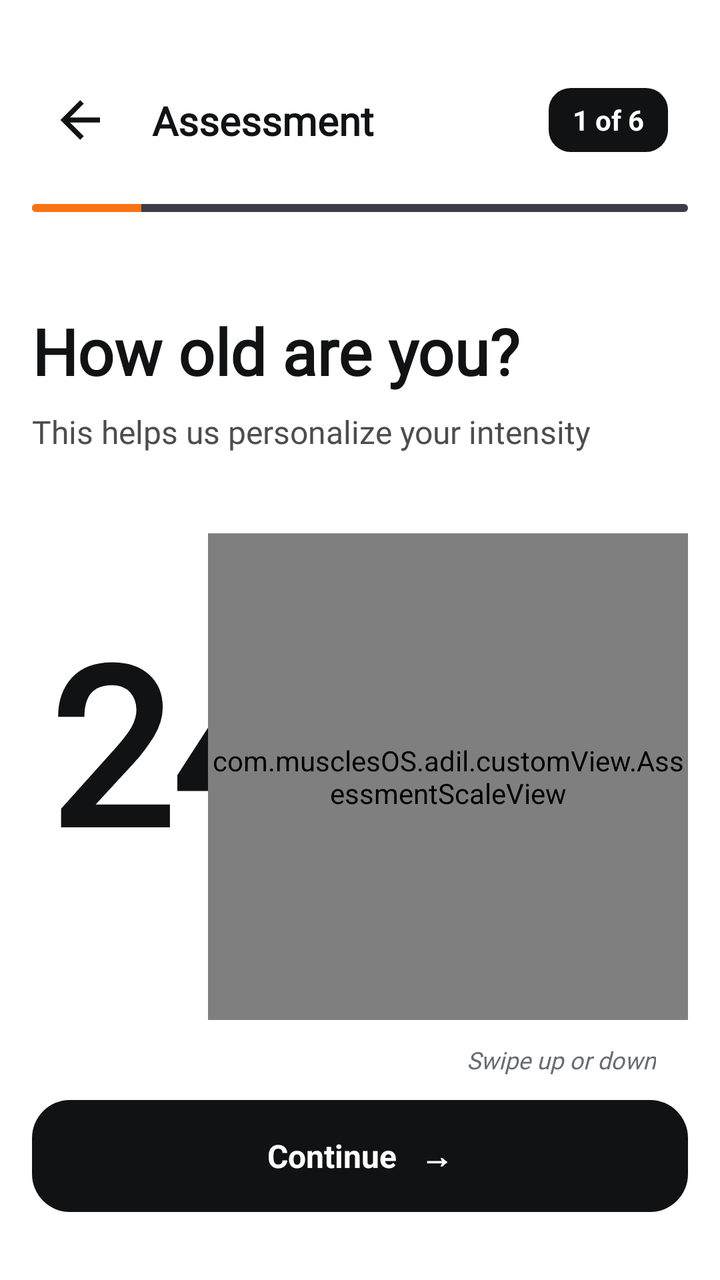
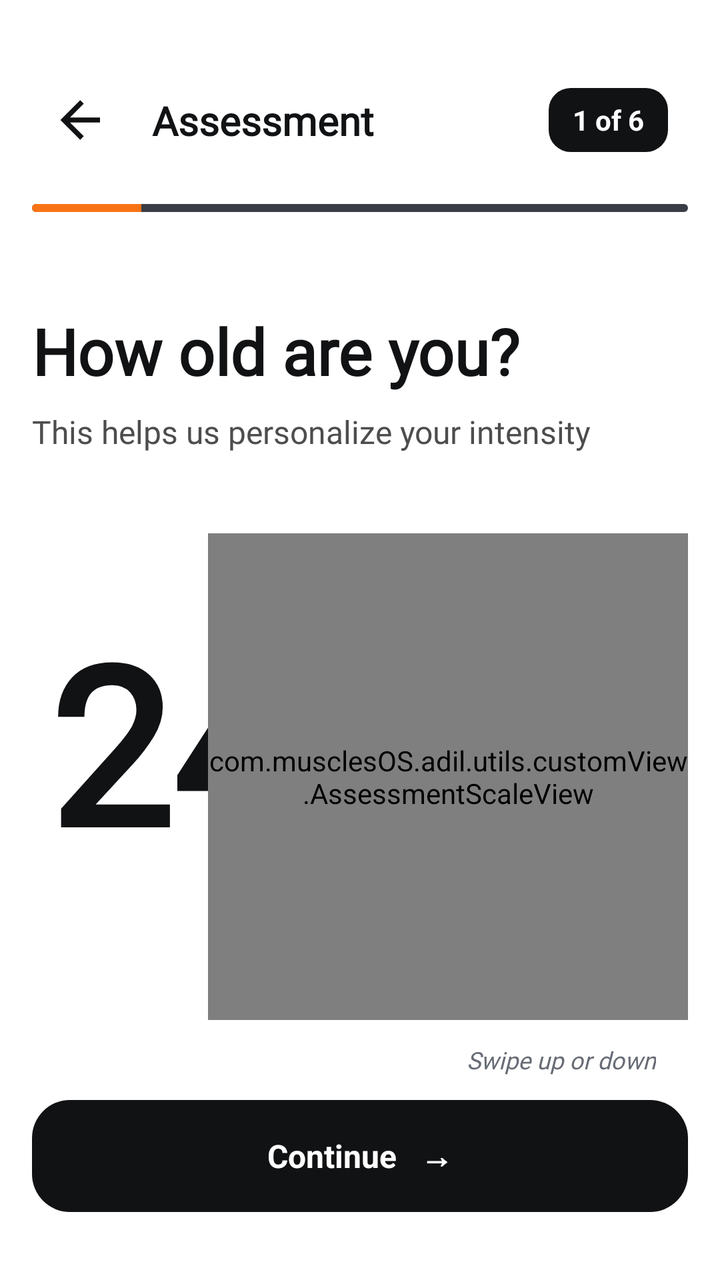

Two renders of the same Android screen: before a commit and after it. Below are the layout's source before the change and the commit's diff.
<!-- AndroidManifest.xml: application theme Theme.MuscleOS -->
<!-- res/layout/fragment_age.xml -->
<?xml version="1.0" encoding="utf-8"?>
<androidx.constraintlayout.widget.ConstraintLayout xmlns:android="http://schemas.android.com/apk/res/android"
    xmlns:app="http://schemas.android.com/apk/res-auto"
    android:layout_width="match_parent"
    android:layout_height="match_parent"
    android:background="@color/bg_main"
    android:paddingHorizontal="16dp">

    <include
        android:id="@+id/header"
        layout="@layout/onboarding_measurement_header" />

    <TextView
        android:id="@+id/title"
        android:layout_width="0dp"
        android:layout_height="wrap_content"
        android:layout_marginTop="32dp"
        android:fontFamily="@font/work_sans"
        android:text="How old are you?"
        android:textColor="@color/text_main"
        android:textSize="32sp"
        android:textStyle="bold"
        app:layout_constraintEnd_toEndOf="parent"
        app:layout_constraintStart_toStartOf="parent"
        app:layout_constraintTop_toBottomOf="@id/header" />

    <TextView
        android:id="@+id/subtitle"
        android:layout_width="0dp"
        android:layout_height="wrap_content"
        android:layout_marginTop="8dp"
        android:fontFamily="@font/work_sans"
        android:text="This helps us personalize your intensity"
        android:textColor="@color/text_sub"
        android:textSize="16sp"
        app:layout_constraintEnd_toEndOf="parent"
        app:layout_constraintStart_toStartOf="parent"
        app:layout_constraintTop_toBottomOf="@id/title" />

    <LinearLayout
        android:id="@+id/ageDisplayContainer"
        android:layout_width="wrap_content"
        android:layout_height="wrap_content"
        android:layout_marginStart="8dp"
        android:gravity="bottom"
        android:orientation="horizontal"
        app:layout_constraintBottom_toTopOf="@id/button3"
        app:layout_constraintStart_toStartOf="parent"
        app:layout_constraintTop_toBottomOf="@id/subtitle"
        app:layout_constraintVertical_bias="0.45">

        <TextView
            android:id="@+id/ageValue"
            android:layout_width="wrap_content"
            android:layout_height="wrap_content"
            android:fontFamily="@font/work_sans"
            android:includeFontPadding="false"
            android:text="24"
            android:textColor="@color/text_main"
            android:textSize="110sp"
            android:textStyle="bold" />

        <TextView
            android:layout_width="wrap_content"
            android:layout_height="wrap_content"
            android:layout_marginStart="8dp"
            android:layout_marginBottom="24dp"
            android:fontFamily="@font/work_sans"
            android:includeFontPadding="false"
            android:text="Years"
            android:textColor="@color/orange_primary"
            android:textSize="22sp"
            android:textStyle="bold" />

    </LinearLayout>

    <com.musclesOS.adil.customView.AssessmentScaleView
        android:id="@+id/ageScale"
        android:layout_width="240dp"
        android:layout_height="0dp"
        android:layout_marginTop="40dp"
        android:layout_marginBottom="40dp"
        app:layout_constraintBottom_toTopOf="@id/button3"
        app:layout_constraintEnd_toEndOf="parent"
        app:layout_constraintTop_toBottomOf="@id/subtitle" />

    <TextView
        android:id="@+id/hint"
        android:layout_width="wrap_content"
        android:layout_height="wrap_content"
        android:layout_marginEnd="16dp"
        android:layout_marginBottom="12dp"
        android:fontFamily="@font/work_sans"
        android:text="Swipe up or down"
        android:textColor="@color/text_hint"
        android:textSize="12sp"
        android:textStyle="italic"
        app:layout_constraintBottom_toTopOf="@id/button3"
        app:layout_constraintEnd_toEndOf="@id/ageScale" />

    <TextView
        android:id="@+id/button3"
        android:layout_width="0dp"
        android:layout_height="56dp"
        android:layout_marginBottom="34dp"
        android:background="@drawable/bg_onboarding_button"
        android:gravity="center"
        android:text="Continue   →"
        android:textColor="@color/white"
        android:textSize="16sp"
        android:textStyle="bold"
        app:layout_constraintBottom_toBottomOf="parent"
        app:layout_constraintEnd_toEndOf="parent"
        app:layout_constraintStart_toStartOf="parent" />
</androidx.constraintlayout.widget.ConstraintLayout>
<!-- res/layout/onboarding_measurement_header.xml (included above) -->
<?xml version="1.0" encoding="utf-8"?>
<androidx.constraintlayout.widget.ConstraintLayout xmlns:android="http://schemas.android.com/apk/res/android"
    xmlns:app="http://schemas.android.com/apk/res-auto"
    android:layout_width="match_parent"
    android:layout_height="wrap_content"
    android:paddingBottom="16dp">

    <ImageButton
        android:id="@+id/backButton"
        android:layout_width="48dp"
        android:layout_height="48dp"
        android:layout_marginTop="36dp"
        android:background="@android:color/transparent"
        android:contentDescription="Back"
        android:padding="10dp"
        android:rotation="180"
        android:src="@drawable/ic_arrow_right"
        app:layout_constraintStart_toStartOf="parent"
        app:layout_constraintTop_toTopOf="parent"
        app:tint="@color/text_main" />

    <TextView
        android:id="@+id/assessmentTitle"
        android:layout_width="wrap_content"
        android:layout_height="wrap_content"
        android:layout_marginStart="12dp"
        android:fontFamily="@font/work_sans"
        android:text="Assessment"
        android:textColor="@color/text_main"
        android:textSize="20sp"
        android:textStyle="bold"
        app:layout_constraintBottom_toBottomOf="@id/backButton"
        app:layout_constraintStart_toEndOf="@id/backButton"
        app:layout_constraintTop_toTopOf="@id/backButton" />


    <TextView
        android:id="@+id/progressTag"
        android:layout_width="wrap_content"
        android:layout_height="32dp"
        android:background="@drawable/bg_onboarding_tag"
        android:gravity="center"
        android:paddingHorizontal="12dp"
        android:text="1 of 6"
        android:layout_marginEnd="10dp"
        android:textColor="@color/tag_text"
        android:textSize="14sp"
        android:textStyle="bold"
        app:layout_constraintBottom_toBottomOf="@id/backButton"
        app:layout_constraintEnd_toEndOf="parent"
        app:layout_constraintTop_toTopOf="@id/backButton" />

    
    <ProgressBar
        android:id="@+id/progressBar"
        style="@android:style/Widget.ProgressBar.Horizontal"
        android:layout_width="0dp"
        android:layout_height="4dp"
        android:layout_marginTop="18dp"
        android:max="600"
        android:progress="100"
        android:progressDrawable="@drawable/bg_onboarding_progress"
        app:layout_constraintEnd_toEndOf="parent"
        app:layout_constraintStart_toStartOf="parent"
        app:layout_constraintTop_toBottomOf="@id/backButton" />

</androidx.constraintlayout.widget.ConstraintLayout>
<!-- resources referenced by this layout -->
<resources>
  <color name="bg_main">#FFFFFF</color>
  <color name="orange_primary">#F97316</color>
  <color name="tag_text">#FFFFFF</color>
  <color name="text_hint">#676C75</color>
  <color name="text_main">#111214</color>
  <color name="text_sub">#4D4D4D</color>
  <color name="white">#FFFFFFFF</color>
  <!-- drawable bg_onboarding_button (drawable) -->
  <?xml version="1.0" encoding="utf-8"?>
  <shape xmlns:android="http://schemas.android.com/apk/res/android" android:shape="rectangle">
      <solid android:color="@color/btn_bg" />
      <corners android:radius="19dp" />
  </shape>
  <!-- drawable bg_onboarding_progress (drawable) -->
  <?xml version="1.0" encoding="utf-8"?>
  <layer-list xmlns:android="http://schemas.android.com/apk/res/android">
      <item android:id="@android:id/background">
          <shape>
              <corners android:radius="2dp" />
              <solid android:color="@color/premium_line" />
          </shape>
      </item>
      <item android:id="@android:id/progress">
          <clip>
              <shape>
                  <corners android:radius="2dp" />
                  <solid android:color="@color/orange_primary" />
              </shape>
          </clip>
      </item>
  </layer-list>
  <!-- drawable bg_onboarding_tag (drawable) -->
  <?xml version="1.0" encoding="utf-8"?>
  <shape xmlns:android="http://schemas.android.com/apk/res/android" android:shape="rectangle">
      <solid android:color="@color/tag_bg" />
      <corners android:radius="11dp" />
  </shape>
  <!-- drawable ic_arrow_right (drawable) -->
  <?xml version="1.0" encoding="utf-8"?>
  <vector xmlns:android="http://schemas.android.com/apk/res/android"
      android:width="30dp"
      android:height="30dp"
      android:viewportWidth="24"
      android:viewportHeight="24"
      android:tint="#FFFFFF">
      <path
          android:fillColor="#FFFFFF"
          android:pathData="M4,11v2h12l-5.5,5.5l1.42,1.42L19.84,12l-7.92,-7.92L10.5,5.5L16,11H4z" />
  </vector>
  <style name="Theme.MuscleOS" parent="Base.Theme.MuscleOS" />
  <color name="btn_bg">#111214</color>
  <color name="premium_line">#3A3D46</color>
  <color name="tag_bg">#111214</color>
  <style name="Base.Theme.MuscleOS" parent="Theme.Material3.DayNight.NoActionBar">
          <item name="colorPrimary">@color/orange_vibrant</item>
          <item name="colorOnPrimary">@color/white</item>
          <item name="colorAccent">@color/orange_primary</item>
          <item name="android:colorAccent">@color/orange_primary</item>
          <item name="android:windowBackground">@color/bg_main</item>
          <item name="colorSurface">@color/bg_main</item>
          <item name="android:textColorPrimary">@color/text_main</item>
  
          <item name="colorSecondary">@color/orange_vibrant</item>
          <item name="colorOnSecondary">@color/white</item>
  
          <item name="colorTertiary">@color/orange_vibrant</item>
  
          <item name="colorControlActivated">@color/orange_primary</item>
          <item name="android:textColorHighlight">#33F97316</item>
      </style>
  <color name="orange_vibrant">#FF6B35</color>
</resources>

<!-- the commit's change to res/layout/fragment_age.xml (unified diff, before → after) -->
@@ -74,7 +74,7 @@
 
     </LinearLayout>
 
-    <com.musclesOS.adil.customView.AssessmentScaleView
+    <com.musclesOS.adil.utils.customView.AssessmentScaleView
         android:id="@+id/ageScale"
         android:layout_width="240dp"
         android:layout_height="0dp"
